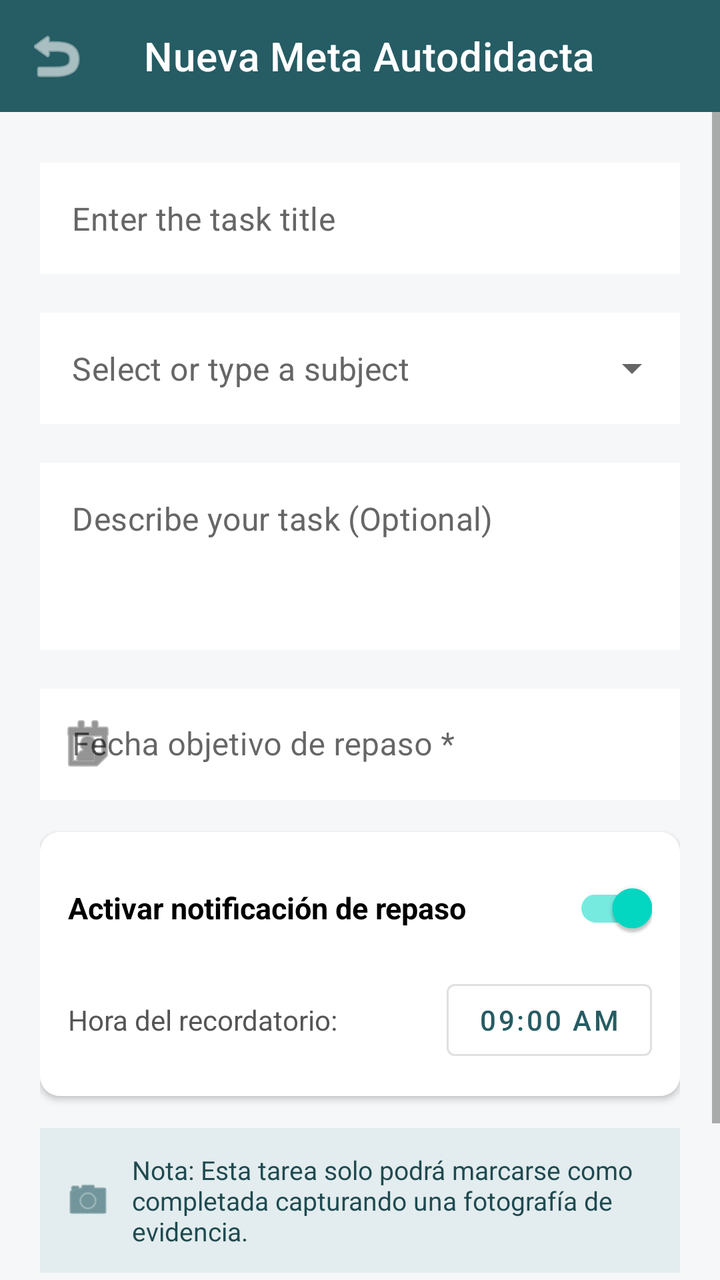
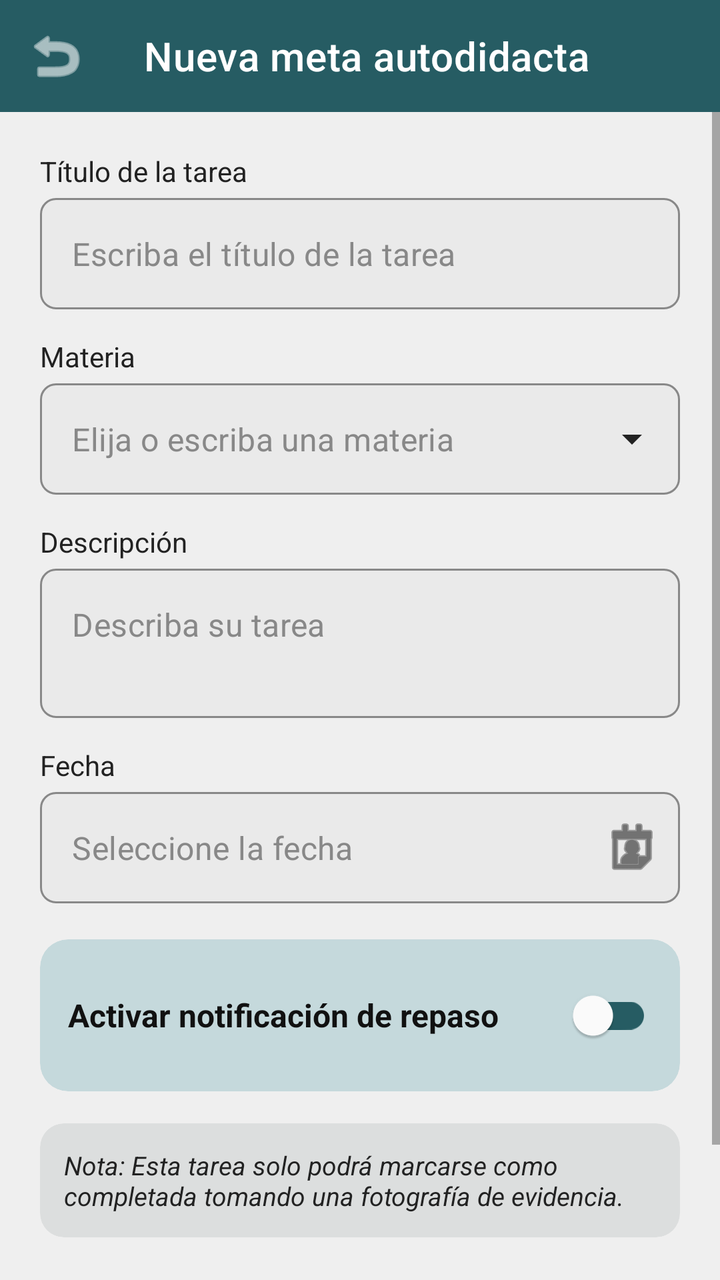

The first picture is an Android layout as it rendered before a commit; the second is the same layout after the commit. The layout source and the unified diff follow.
<!-- AndroidManifest.xml: application theme Theme.Journalite -->
<!-- res/layout/activity_agregar_tarea.xml -->
<?xml version="1.0" encoding="utf-8"?>
<LinearLayout xmlns:android="http://schemas.android.com/apk/res/android"
    xmlns:app="http://schemas.android.com/apk/res-auto"
    android:layout_width="match_parent"
    android:layout_height="match_parent"
    android:background="#F5F7F8"
    android:orientation="vertical">

    
    <com.google.android.material.appbar.MaterialToolbar
        android:id="@+id/toolbarAgregar"
        android:layout_width="match_parent"
        android:layout_height="?attr/actionBarSize"
        android:background="#265C63"
        app:navigationIcon="@android:drawable/ic_menu_revert"
        app:navigationIconTint="@color/white"
        app:title="Nueva Meta Autodidacta"
        app:titleTextColor="@color/white" />

    <ScrollView
        android:layout_width="match_parent"
        android:layout_height="match_parent"
        android:fillViewport="true">

        <LinearLayout
            android:layout_width="match_parent"
            android:layout_height="wrap_content"
            android:orientation="vertical"
            android:padding="20dp">

            
            <com.google.android.material.textfield.TextInputLayout
                style="@style/Widget.MaterialComponents.TextInputLayout.OutlinedBox"
                android:layout_width="match_parent"
                android:layout_height="wrap_content"
                android:layout_marginBottom="14dp"
                android:hint="@string/title_hint"
                android:textColorHint="#00FFFFFF">

                <com.google.android.material.textfield.TextInputEditText
                    android:id="@+id/etTitulo"
                    android:layout_width="match_parent"
                    android:layout_height="wrap_content"
                    android:background="#FFFFFF"
                    android:hint="@string/error_title_required"
                    android:inputType="textCapSentences"
                    android:maxLines="1"
                    android:textColor="#000000"
                    android:textColorHint="#666666" />
            </com.google.android.material.textfield.TextInputLayout>

            
            <com.google.android.material.textfield.TextInputLayout
                style="@style/Widget.MaterialComponents.TextInputLayout.OutlinedBox.ExposedDropdownMenu"
                android:layout_width="match_parent"
                android:layout_height="wrap_content"
                android:layout_marginBottom="14dp"
                android:hint="@string/subject_hint"
                android:textColorHint="#00FFFFFF">

                <AutoCompleteTextView
                    android:id="@+id/actvMateria"
                    android:layout_width="match_parent"
                    android:layout_height="wrap_content"
                    android:background="#FFFFFF"
                    android:backgroundTint="#FFFFFF"
                    android:hint="@string/error_subject_required"
                    android:inputType="textCapWords"
                    android:maxLines="1"
                    android:popupBackground="#717171"
                    android:textColor="#000000"
                    android:textColorHighlight="#000000"
                    android:textColorHint="#666666"
                    android:textColorLink="#757575" />
            </com.google.android.material.textfield.TextInputLayout>

            
            <com.google.android.material.textfield.TextInputLayout
                style="@style/Widget.MaterialComponents.TextInputLayout.OutlinedBox"
                android:layout_width="match_parent"
                android:layout_height="wrap_content"
                android:layout_marginBottom="14dp"
                android:hint="@string/description_hint"
                android:textColorHint="#00FFFFFF">

                <com.google.android.material.textfield.TextInputEditText
                    android:id="@+id/etDescripcion"
                    android:layout_width="match_parent"
                    android:layout_height="wrap_content"
                    android:background="#FFFFFF"
                    android:gravity="top"
                    android:hint="@string/error_description_optional"
                    android:inputType="textMultiLine|textCapSentences"
                    android:minLines="3"
                    android:textColor="#000000"
                    android:textColorHint="#666666" />
            </com.google.android.material.textfield.TextInputLayout>

            
            <com.google.android.material.textfield.TextInputLayout
                style="@style/Widget.MaterialComponents.TextInputLayout.OutlinedBox"
                android:layout_width="match_parent"
                android:layout_height="wrap_content"
                android:layout_marginBottom="16dp"
                android:hint="Fecha objetivo de repaso *"
                app:startIconDrawable="@android:drawable/ic_menu_my_calendar"
                app:startIconTint="#4D4D4D">

                <com.google.android.material.textfield.TextInputEditText
                    android:id="@+id/etFecha"
                    android:layout_width="match_parent"
                    android:layout_height="wrap_content"
                    android:background="#FFFFFF"
                    android:clickable="true"
                    android:focusable="false"
                    android:inputType="none"
                    android:textColor="#000000" />
            </com.google.android.material.textfield.TextInputLayout>

            
            <androidx.cardview.widget.CardView
                android:layout_width="match_parent"
                android:layout_height="wrap_content"
                android:layout_marginBottom="16dp"
                app:cardCornerRadius="10dp"
                app:cardElevation="2dp">

                <LinearLayout
                    android:layout_width="match_parent"
                    android:layout_height="wrap_content"
                    android:background="#FFFFFF"
                    android:orientation="vertical"
                    android:padding="14dp">

                    <com.google.android.material.switchmaterial.SwitchMaterial
                        android:id="@+id/switchNotificacion"
                        android:layout_width="match_parent"
                        android:layout_height="wrap_content"
                        android:checked="true"
                        android:text="Activar notificación de repaso"
                        android:textColor="#000000"
                        android:textSize="15sp"
                        android:textStyle="bold" />

                    <LinearLayout
                        android:id="@+id/layoutHoraRecordatorio"
                        android:layout_width="match_parent"
                        android:layout_height="wrap_content"
                        android:layout_marginTop="8dp"
                        android:gravity="center_vertical"
                        android:orientation="horizontal">

                        <TextView
                            android:layout_width="0dp"
                            android:layout_height="wrap_content"
                            android:layout_weight="1"
                            android:text="Hora del recordatorio:"
                            android:textColor="#555555" />

                        <Button
                            android:id="@+id/btnSeleccionarHora"
                            style="@style/Widget.MaterialComponents.Button.OutlinedButton"
                            android:layout_width="wrap_content"
                            android:layout_height="wrap_content"
                            android:text="09:00 AM"
                            android:textColor="#265C63" />
                    </LinearLayout>
                </LinearLayout>
            </androidx.cardview.widget.CardView>

            
            <LinearLayout
                android:layout_width="match_parent"
                android:layout_height="wrap_content"
                android:layout_marginBottom="20dp"
                android:background="#E3ECEE"
                android:gravity="center_vertical"
                android:orientation="horizontal"
                android:padding="12dp">

                <ImageView
                    android:layout_width="24dp"
                    android:layout_height="24dp"
                    android:layout_marginEnd="10dp"
                    android:contentDescription="Cámara"
                    android:src="@android:drawable/ic_menu_camera"
                    app:tint="#265C63" />

                <TextView
                    android:layout_width="0dp"
                    android:layout_height="wrap_content"
                    android:layout_weight="1"
                    android:text="Nota: Esta tarea solo podrá marcarse como completada capturando una fotografía de evidencia."
                    android:textColor="#1F4A50"
                    android:textSize="13sp" />
            </LinearLayout>

            
            <Button
                android:id="@+id/btnGuardarTarea"
                android:layout_width="match_parent"
                android:layout_height="54dp"
                android:backgroundTint="#265C63"
                android:text="Guardar Tarea"
                android:textAllCaps="false"
                android:textColor="@color/white"
                android:textSize="16sp"
                android:textStyle="bold" />

        </LinearLayout>
    </ScrollView>
</LinearLayout>
<!-- resources referenced by this layout -->
<resources>
  <color name="white">#FFFFFFFF</color>
  <string name="description_hint">Brief description (topics, pages, exercises)</string>
  <string name="error_description_optional">Describe your task (Optional)</string>
  <string name="error_subject_required">Select or type a subject</string>
  <string name="error_title_required">Enter the task title</string>
  <string name="subject_hint">Select or enter your subject *</string>
  <string name="title_hint">Task or study session title *</string>
  <style name="Theme.Journalite" parent="Theme.MaterialComponents.DayNight.NoActionBar">
          
          <item name="colorPrimary">@color/purple_500</item>
          <item name="colorPrimaryVariant">@color/purple_700</item>
          <item name="colorOnPrimary">@color/white</item>
          
          <item name="colorSecondary">@color/teal_200</item>
          <item name="colorSecondaryVariant">@color/teal_700</item>
          <item name="colorOnSecondary">@color/black</item>
          
          <item name="android:statusBarColor">?attr/colorPrimaryVariant</item>
          
      </style>
  <color name="purple_500">#FF6200EE</color>
  <color name="purple_700">#FF3700B3</color>
  <color name="teal_200">#FF03DAC5</color>
  <color name="teal_700">#FF018786</color>
  <color name="black">#FF000000</color>
</resources>

<!-- the commit's change to res/layout/activity_agregar_tarea.xml (unified diff, before → after) -->
@@ -1,9 +1,10 @@
 <?xml version="1.0" encoding="utf-8"?>
 <LinearLayout xmlns:android="http://schemas.android.com/apk/res/android"
     xmlns:app="http://schemas.android.com/apk/res-auto"
+    android:id="@+id/mainAgregar"
     android:layout_width="match_parent"
     android:layout_height="match_parent"
-    android:background="#F5F7F8"
+    android:background="#EFEFEF"
     android:orientation="vertical">
 
     
@@ -14,7 +15,7 @@
         android:background="#265C63"
         app:navigationIcon="@android:drawable/ic_menu_revert"
         app:navigationIconTint="@color/white"
-        app:title="Nueva Meta Autodidacta"
+        app:title="Nueva meta autodidacta"
         app:titleTextColor="@color/white" />
 
     <ScrollView
@@ -29,106 +30,161 @@
             android:padding="20dp">
 
             
+            <TextView
+                android:layout_width="wrap_content"
+                android:layout_height="wrap_content"
+                android:layout_marginBottom="4dp"
+                android:text="Título de la tarea"
+                android:textColor="#222222"
+                android:textSize="14sp" />
+
             <com.google.android.material.textfield.TextInputLayout
                 style="@style/Widget.MaterialComponents.TextInputLayout.OutlinedBox"
                 android:layout_width="match_parent"
                 android:layout_height="wrap_content"
                 android:layout_marginBottom="14dp"
-                android:hint="@string/title_hint"
-                android:textColorHint="#00FFFFFF">
+                app:boxBackgroundColor="#EAEAEA"
+                app:boxCornerRadiusBottomEnd="8dp"
+                app:boxCornerRadiusBottomStart="8dp"
+                app:boxCornerRadiusTopEnd="8dp"
+                app:boxCornerRadiusTopStart="8dp"
+                app:boxStrokeColor="#555555"
+                app:boxStrokeWidth="1dp"
+                app:hintEnabled="false">
 
                 <com.google.android.material.textfield.TextInputEditText
                     android:id="@+id/etTitulo"
                     android:layout_width="match_parent"
                     android:layout_height="wrap_content"
-                    android:background="#FFFFFF"
-                    android:hint="@string/error_title_required"
+                    android:hint="Escriba el título de la tarea"
                     android:inputType="textCapSentences"
                     android:maxLines="1"
-                    android:textColor="#000000"
-                    android:textColorHint="#666666" />
-            </com.google.android.material.textfield.TextInputLayout>
-
-            
+                    android:textColor="#222222"
+                    android:textColorHint="#888888" />
+            </com.google.android.material.textfield.TextInputLayout>
+
+            
+            <TextView
+                android:layout_width="wrap_content"
+                android:layout_height="wrap_content"
+                android:layout_marginBottom="4dp"
+                android:text="Materia"
+                android:textColor="#222222"
+                android:textSize="14sp" />
+
             <com.google.android.material.textfield.TextInputLayout
                 style="@style/Widget.MaterialComponents.TextInputLayout.OutlinedBox.ExposedDropdownMenu"
                 android:layout_width="match_parent"
                 android:layout_height="wrap_content"
                 android:layout_marginBottom="14dp"
-                android:hint="@string/subject_hint"
-                android:textColorHint="#00FFFFFF">
+                app:boxBackgroundColor="#EAEAEA"
+                app:boxCornerRadiusBottomEnd="8dp"
+                app:boxCornerRadiusBottomStart="8dp"
+                app:boxCornerRadiusTopEnd="8dp"
+                app:boxCornerRadiusTopStart="8dp"
+                app:boxStrokeColor="#555555"
+                app:boxStrokeWidth="1dp"
+                app:endIconTint="#222222"
+                app:hintEnabled="false">
 
                 <AutoCompleteTextView
                     android:id="@+id/actvMateria"
                     android:layout_width="match_parent"
                     android:layout_height="wrap_content"
-                    android:background="#FFFFFF"
-                    android:backgroundTint="#FFFFFF"
-                    android:hint="@string/error_subject_required"
+                    android:hint="Elija o escriba una materia"
                     android:inputType="textCapWords"
                     android:maxLines="1"
-                    android:popupBackground="#717171"
-                    android:textColor="#000000"
-                    android:textColorHighlight="#000000"
-                    android:textColorHint="#666666"
-                    android:textColorLink="#757575" />
-            </com.google.android.material.textfield.TextInputLayout>
-
-            
+                    android:popupBackground="#FFFFFF"
+                    android:textColor="#222222"
+                    android:textColorHint="#888888" />
+            </com.google.android.material.textfield.TextInputLayout>
+
+            
+            <TextView
+                android:layout_width="wrap_content"
+                android:layout_height="wrap_content"
+                android:layout_marginBottom="4dp"
+                android:text="Descripción"
+                android:textColor="#222222"
+                android:textSize="14sp" />
+
             <com.google.android.material.textfield.TextInputLayout
                 style="@style/Widget.MaterialComponents.TextInputLayout.OutlinedBox"
                 android:layout_width="match_parent"
                 android:layout_height="wrap_content"
                 android:layout_marginBottom="14dp"
-                android:hint="@string/description_hint"
-                android:textColorHint="#00FFFFFF">
+                app:boxBackgroundColor="#EAEAEA"
+                app:boxCornerRadiusBottomEnd="8dp"
+                app:boxCornerRadiusBottomStart="8dp"
+                app:boxCornerRadiusTopEnd="8dp"
+                app:boxCornerRadiusTopStart="8dp"
+                app:boxStrokeColor="#555555"
+                app:boxStrokeWidth="1dp"
+                app:hintEnabled="false">
 
                 <com.google.android.material.textfield.TextInputEditText
                     android:id="@+id/etDescripcion"
                     android:layout_width="match_parent"
                     android:layout_height="wrap_content"
-                    android:background="#FFFFFF"
                     android:gravity="top"
-                    android:hint="@string/error_description_optional"
+                    android:hint="Describa su tarea"
                     android:inputType="textMultiLine|textCapSentences"
-                    android:minLines="3"
-                    android:textColor="#000000"
-                    android:textColorHint="#666666" />
-            </com.google.android.material.textfield.TextInputLayout>
-
-            
+                    android:minLines="2"
+                    android:textColor="#222222"
+                    android:textColorHint="#888888" />
+            </com.google.android.material.textfield.TextInputLayout>
+
+            
+            <TextView
+                android:layout_width="wrap_content"
+                android:layout_height="wrap_content"
+                android:layout_marginBottom="4dp"
+                android:text="Fecha"
+                android:textColor="#222222"
+                android:textSize="14sp" />
+
             <com.google.android.material.textfield.TextInputLayout
                 style="@style/Widget.MaterialComponents.TextInputLayout.OutlinedBox"
                 android:layout_width="match_parent"
                 android:layout_height="wrap_content"
-                android:layout_marginBottom="16dp"
-                android:hint="Fecha objetivo de repaso *"
-                app:startIconDrawable="@android:drawable/ic_menu_my_calendar"
-                app:startIconTint="#4D4D4D">
+                android:layout_marginBottom="18dp"
+                app:boxBackgroundColor="#EAEAEA"
+                app:boxCornerRadiusBottomEnd="8dp"
+                app:boxCornerRadiusBottomStart="8dp"
+                app:boxCornerRadiusTopEnd="8dp"
+                app:boxCornerRadiusTopStart="8dp"
+                app:boxStrokeColor="#555555"
+                app:boxStrokeWidth="1dp"
+                app:endIconDrawable="@android:drawable/ic_menu_my_calendar"
+                app:endIconMode="custom"
+                app:endIconTint="#222222"
+                app:hintEnabled="false">
 
                 <com.google.android.material.textfield.TextInputEditText
                     android:id="@+id/etFecha"
                     android:layout_width="match_parent"
                     android:layout_height="wrap_content"
-                    android:background="#FFFFFF"
                     android:clickable="true"
                     android:focusable="false"
+                    android:hint="Seleccione la fecha"
                     android:inputType="none"
-                    android:textColor="#000000" />
-            </com.google.android.material.textfield.TextInputLayout>
-
-            
-            <androidx.cardview.widget.CardView
+                    android:textColor="#222222"
+                    android:textColorHint="#888888" />
+            </com.google.android.material.textfield.TextInputLayout>
+
+            
+            <com.google.android.material.card.MaterialCardView
                 android:layout_width="match_parent"
                 android:layout_height="wrap_content"
                 android:layout_marginBottom="16dp"
-                app:cardCornerRadius="10dp"
-                app:cardElevation="2dp">
+                app:cardBackgroundColor="#C5D9DC"
+                app:cardCornerRadius="14dp"
+                app:cardElevation="0dp"
+                app:strokeWidth="0dp">
 
                 <LinearLayout
                     android:layout_width="match_parent"
                     android:layout_height="wrap_content"
-                    android:background="#FFFFFF"
                     android:orientation="vertical"
                     android:padding="14dp">
 
@@ -136,76 +192,78 @@
                         android:id="@+id/switchNotificacion"
                         android:layout_width="match_parent"
                         android:layout_height="wrap_content"
-                        android:checked="true"
+                        android:checked="false"
                         android:text="Activar notificación de repaso"
-                        android:textColor="#000000"
-                        android:textSize="15sp"
-                        android:textStyle="bold" />
-
+                        android:textColor="#111111"
+                        android:textSize="16sp"
+                        android:textStyle="bold"
+                        app:thumbTint="#FFFFFF"
+                        app:trackTint="#265C63" />
+
+                    
                     <LinearLayout
                         android:id="@+id/layoutHoraRecordatorio"
                         android:layout_width="match_parent"
                         android:layout_height="wrap_content"
                         android:layout_marginTop="8dp"
-                        android:gravity="center_vertical"
-                        android:orientation="horizontal">
-
-                        <TextView
-                            android:layout_width="0dp"
-                            android:layout_height="wrap_content"
-                            android:layout_weight="1"
-                            android:text="Hora del recordatorio:"
-                            android:textColor="#555555" />
-
-                        <Button
+                        android:orientation="vertical"
+                        android:visibility="gone">
+
+                        <com.google.android.material.button.MaterialButton
                             android:id="@+id/btnSeleccionarHora"
                             style="@style/Widget.MaterialComponents.Button.OutlinedButton"
-                            android:layout_width="wrap_content"
-                            android:layout_height="wrap_content"
-                            android:text="09:00 AM"
-                            android:textColor="#265C63" />
+                            android:layout_width="match_parent"
+                            android:layout_height="48dp"
+                            android:gravity="start|center_vertical"
+                            android:paddingStart="16dp"
+                            android:paddingEnd="16dp"
+                            android:text="10:00 AM"
+                            android:textAllCaps="false"
+                            android:textColor="#222222"
+                            android:textSize="16sp"
+                            app:backgroundTint="#EAEAEA"
+                            app:cornerRadius="8dp"
+                            app:icon="@android:drawable/arrow_down_float"
+                            app:iconGravity="end"
+                            app:iconTint="#222222"
+                            app:strokeColor="#555555"
+                            app:strokeWidth="1dp" />
                     </LinearLayout>
                 </LinearLayout>
-            </androidx.cardview.widget.CardView>
-
-            
-            <LinearLayout
-                android:layout_width="match_parent"
-                android:layout_height="wrap_content"
-                android:layout_marginBottom="20dp"
-                android:background="#E3ECEE"
-                android:gravity="center_vertical"
-                android:orientation="horizontal"
-                android:padding="12dp">
-
-                <ImageView
-                    android:layout_width="24dp"
-                    android:layout_height="24dp"
-                    android:layout_marginEnd="10dp"
-                    android:contentDescription="Cámara"
-                    android:src="@android:drawable/ic_menu_camera"
-                    app:tint="#265C63" />
+            </com.google.android.material.card.MaterialCardView>
+
+            
+            <com.google.android.material.card.MaterialCardView
+                android:layout_width="match_parent"
+                android:layout_height="wrap_content"
+                android:layout_marginBottom="22dp"
+                app:cardBackgroundColor="#DCDEDE"
+                app:cardCornerRadius="12dp"
+                app:cardElevation="0dp"
+                app:strokeWidth="0dp">
 
                 <TextView
-                    android:layout_width="0dp"
-                    android:layout_height="wrap_content"
-                    android:layout_weight="1"
-                    android:text="Nota: Esta tarea solo podrá marcarse como completada capturando una fotografía de evidencia."
-                    android:textColor="#1F4A50"
-                    android:textSize="13sp" />
-            </LinearLayout>
-
-            
-            <Button
+                    android:layout_width="match_parent"
+                    android:layout_height="wrap_content"
+                    android:padding="12dp"
+                    android:text="Nota: Esta tarea solo podrá marcarse como completada tomando una fotografía de evidencia."
+                    android:textColor="#222222"
+                    android:textSize="13sp"
+                    android:textStyle="italic" />
+            </com.google.android.material.card.MaterialCardView>
+
+            
+            <com.google.android.material.button.MaterialButton
                 android:id="@+id/btnGuardarTarea"
                 android:layout_width="match_parent"
-                android:layout_height="54dp"
-                android:backgroundTint="#265C63"
-                android:text="Guardar Tarea"
+                android:layout_height="56dp"
+                android:text="Guardar tarea"
                 android:textAllCaps="false"
                 android:textColor="@color/white"
-                android:textSize="16sp"
-                android:textStyle="bold" />
+                android:textSize="18sp"
+                android:textStyle="bold"
+                app:backgroundTint="#265C63"
+                app:cornerRadius="28dp" />
 
         </LinearLayout>
     </ScrollView>
<!-- resource entries referenced after the edit -->
@@ -1,12 +1,6 @@
 <!-- resources referenced by this layout -->
 <resources>
   <color name="white">#FFFFFFFF</color>
-  <string name="description_hint">Brief description (topics, pages, exercises)</string>
-  <string name="error_description_optional">Describe your task (Optional)</string>
-  <string name="error_subject_required">Select or type a subject</string>
-  <string name="error_title_required">Enter the task title</string>
-  <string name="subject_hint">Select or enter your subject *</string>
-  <string name="title_hint">Task or study session title *</string>
   <style name="Theme.Journalite" parent="Theme.MaterialComponents.DayNight.NoActionBar">
           
           <item name="colorPrimary">@color/purple_500</item>
